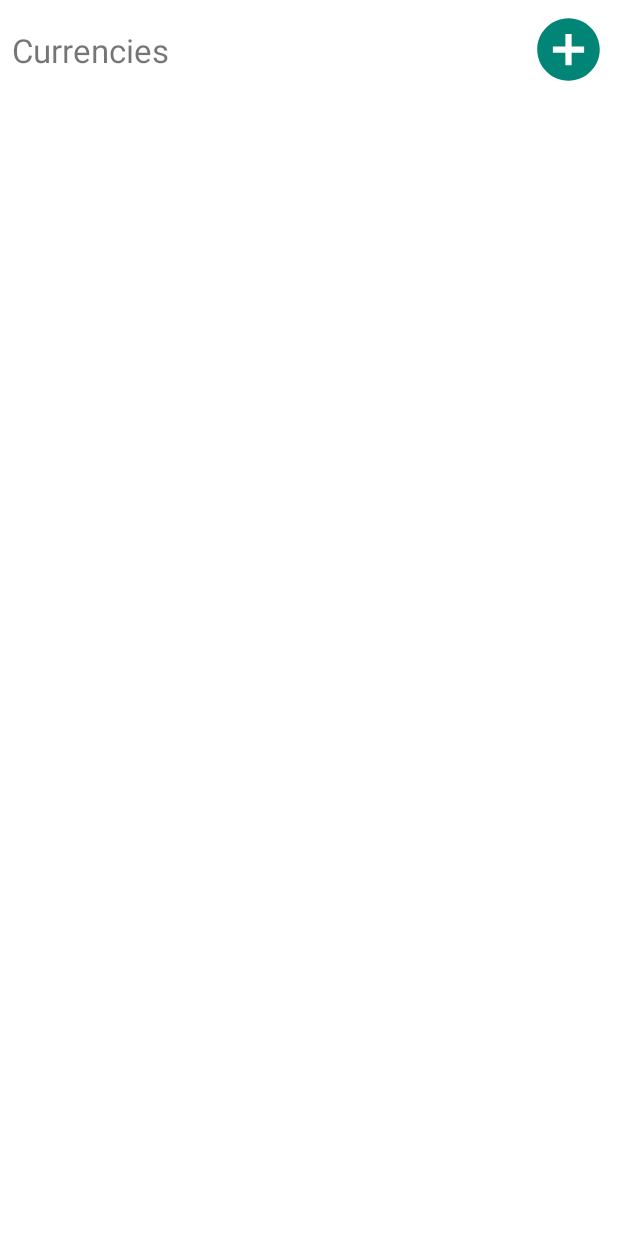
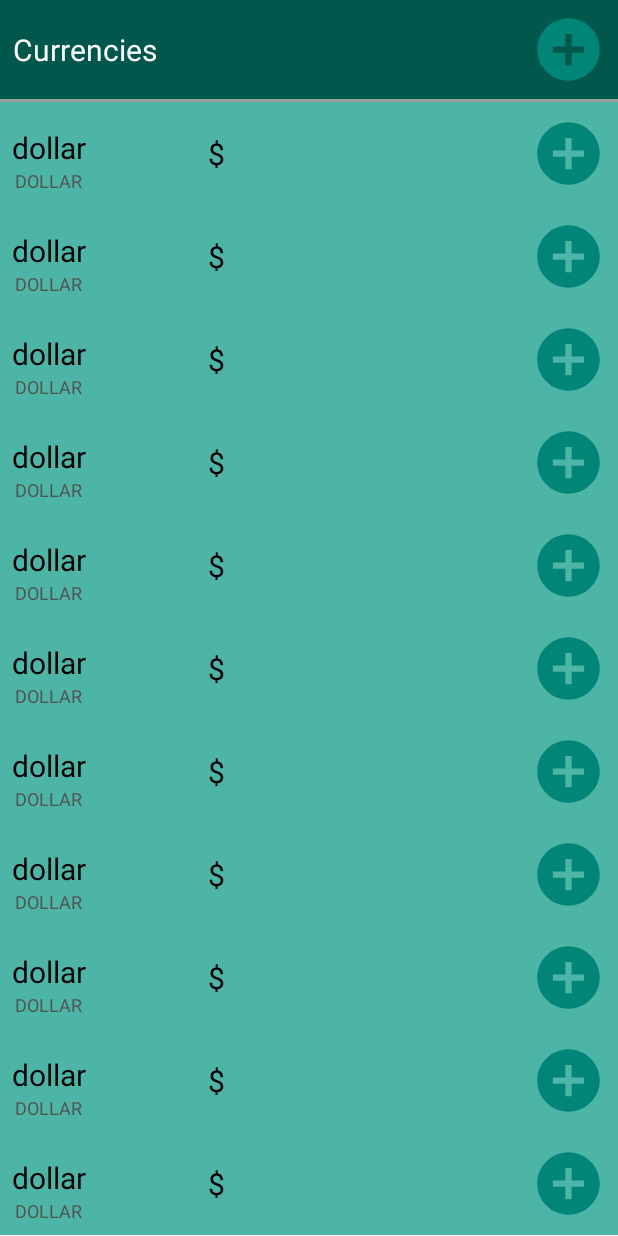
Before and after one commit to T2Aq/Wallet, an Android app: the fragment CurrencyListFragment shown on its own in the app's theme, on a phone screen of 412 x 824 dp. Run offline under Robolectric (Android 15) with nearby library versions, the phone set to English and light mode, and no system bars.

Commit message:
Currency list MVP,closed #13

```diff
--- /dev/null
+++ b/app/src/main/java/com/t2aq/wallet/data/model/CurrencyModel.kt
@@ -0,0 +1,7 @@
+package com.t2aq.wallet.data.model
+
+import com.google.gson.annotations.SerializedName
+
+data class CurrencyModel(@SerializedName("name") val name: String?,
+                         @SerializedName("code") val code: String?,
+                         @SerializedName("symbol") val symbol: String?)
--- a/app/src/main/java/com/t2aq/wallet/ui/currencylist/CurrencyListActivity.kt
+++ b/app/src/main/java/com/t2aq/wallet/ui/currencylist/CurrencyListActivity.kt
@@ -10,6 +10,12 @@ class CurrencyListActivity : AppCompatActivity() {
         super.onCreate(savedInstanceState)
 
         setContentView(R.layout.activity_currencylist)
+
+        firstSetup()
+    }
+
+    private fun firstSetup() {
+        supportFragmentManager.beginTransaction().add(R.id.constraintlayout_currencylist_container, CurrencyListFragment()).commit()
     }
 
 }
--- /dev/null
+++ b/app/src/main/java/com/t2aq/wallet/ui/currencylist/CurrencyListAdapter.kt
@@ -0,0 +1,30 @@
+package com.t2aq.wallet.ui.currencylist
+
+import com.t2aq.wallet.R
+import android.view.LayoutInflater
+import android.view.View
+import android.view.ViewGroup
+import androidx.recyclerview.widget.RecyclerView
+import com.t2aq.wallet.data.model.CurrencyModel
+import kotlinx.android.synthetic.main.item_currencylist.view.*
+
+class CurrencyListAdapter: RecyclerView.Adapter<CurrencyListAdapter.ViewHolder>() {
+    var currencyList = emptyList<CurrencyModel>()
+    override fun onCreateViewHolder(parent: ViewGroup, viewType: Int): ViewHolder
+    = ViewHolder(LayoutInflater.from(parent.context).inflate(R.layout.item_currencylist,parent,false))
+
+    override fun getItemCount(): Int
+     = currencyList.size
+
+    override fun onBindViewHolder(holder: ViewHolder, position: Int) {
+        holder.itemView.textView_currencylist_name.text = currencyList[position].name
+        holder.itemView.textview_currencylist_symbol.text = currencyList[position].symbol
+        holder.itemView.textView_currencylist_code.text = currencyList[position].code
+    }
+
+    fun setData( currencyList:ArrayList<CurrencyModel>){
+        this.currencyList = currencyList
+    }
+
+    class ViewHolder(itemView: View):RecyclerView.ViewHolder(itemView)
+}
--- /dev/null
+++ b/app/src/main/java/com/t2aq/wallet/ui/currencylist/CurrencyListContract.kt
@@ -0,0 +1,15 @@
+package com.t2aq.wallet.ui.currencylist
+
+import com.t2aq.wallet.BasePresenter
+import com.t2aq.wallet.BaseView
+
+interface CurrencyListContract {
+
+    interface View:BaseView<Presenter>{
+
+    }
+
+    interface Presenter:BasePresenter{
+
+    }
+}
--- a/app/src/main/java/com/t2aq/wallet/ui/currencylist/CurrencyListFragment.kt
+++ b/app/src/main/java/com/t2aq/wallet/ui/currencylist/CurrencyListFragment.kt
@@ -5,13 +5,52 @@ import android.os.Bundle
 import android.view.LayoutInflater
 import android.view.View
 import android.view.ViewGroup
+import android.widget.LinearLayout
 import androidx.fragment.app.Fragment
+import androidx.recyclerview.widget.LinearLayoutManager
+import androidx.recyclerview.widget.RecyclerView
+import com.t2aq.wallet.data.model.CurrencyModel
+import kotlinx.android.synthetic.main.fragment_currencylist.*
 
-class CurrencyListFragment : Fragment() {
+class CurrencyListFragment : Fragment(),CurrencyListContract.View {
+    override lateinit var presenter: CurrencyListContract.Presenter
 
     override fun onCreateView(inflater: LayoutInflater,
                               container: ViewGroup?,
                               savedInstanceState: Bundle?): View? {
         return inflater.inflate(R.layout.fragment_currencylist,container,false)
     }
+
+    override fun onViewCreated(view: View, savedInstanceState: Bundle?) {
+        super.onViewCreated(view, savedInstanceState)
+
+        firstSetup()
+    }
+
+    override fun firstSetup() {
+        presenter = CurrencyListPresenter()
+        //adapter
+        recyclerview_currencylist_list.layoutManager = LinearLayoutManager(context, RecyclerView.VERTICAL, false)
+        val currencyListAdapter = CurrencyListAdapter()
+        recyclerview_currencylist_list.adapter = currencyListAdapter
+
+        //test
+        val cList = ArrayList<CurrencyModel>()
+        for (i in 0..10){
+            val c = CurrencyModel("dollar","DOLLAR","$")
+            cList.add(c)
+        }
+        currencyListAdapter.setData(cList)
+        //currencyListAdapter.notifyDataSetChanged()
+
+    }
+
+
+    override fun initUiListeners() {
+        TODO("not implemented") //To change body of created functions use File | Settings | File Templates.
+    }
+
+    override fun showResult(result: String) {
+        TODO("not implemented") //To change body of created functions use File | Settings | File Templates.
+    }
 }
--- /dev/null
+++ b/app/src/main/java/com/t2aq/wallet/ui/currencylist/CurrencyListPresenter.kt
@@ -0,0 +1,5 @@
+package com.t2aq.wallet.ui.currencylist
+
+class CurrencyListPresenter:CurrencyListContract.Presenter {
+
+}
--- a/app/src/main/java/com/t2aq/wallet/ui/mainpage/MainPageActivity.kt
+++ b/app/src/main/java/com/t2aq/wallet/ui/mainpage/MainPageActivity.kt
@@ -1,5 +1,6 @@
 package com.t2aq.wallet.ui.mainpage
 
+import android.content.Intent
 import android.os.Bundle
 import android.view.Menu
 import android.view.MenuItem
@@ -10,6 +11,7 @@ import androidx.core.view.GravityCompat
 import androidx.drawerlayout.widget.DrawerLayout
 import com.google.android.material.navigation.NavigationView
 import com.t2aq.wallet.R
+import com.t2aq.wallet.ui.currencylist.CurrencyListActivity
 
 class MainPageActivity : AppCompatActivity(), NavigationView.OnNavigationItemSelectedListener {
 
@@ -72,7 +74,8 @@ class MainPageActivity : AppCompatActivity(), NavigationView.OnNavigationItemSel
         // Handle navigation view item clicks here.
         when (item.itemId) {
             R.id.item_navigationdrawer_currencylist -> {
-                // Handle the camera action
+                val intent = Intent(this,CurrencyListActivity::class.java)
+                startActivity(intent)
             }
             R.id.item_navigationdrawer_exchange -> {
 
--- a/app/src/main/res/layout/fragment_currencylist.xml
+++ b/app/src/main/res/layout/fragment_currencylist.xml
@@ -1,26 +1,28 @@
 <?xml version="1.0" encoding="utf-8"?>
 <LinearLayout xmlns:android="http://schemas.android.com/apk/res/android"
   xmlns:app="http://schemas.android.com/apk/res-auto"
-  android:orientation="vertical"
   android:layout_width="match_parent"
-  android:layout_height="match_parent">
+  android:layout_height="match_parent"
+  android:orientation="vertical">
 
   <androidx.constraintlayout.widget.ConstraintLayout
     android:layout_width="match_parent"
     android:layout_height="wrap_content"
-    android:orientation="horizontal">
+    android:orientation="horizontal"
+    android:background="@color/colorPrimaryDark">
     <TextView
+      android:id="@+id/textView"
       style="@style/FontHeader"
       android:layout_width="wrap_content"
       android:layout_height="match_parent"
-      android:layout_marginTop="8dp"
       android:layout_marginBottom="8dp"
       android:layout_marginStart="8dp"
       android:gravity="center"
       android:text="@string/currencylist_currencies"
       app:layout_constraintBottom_toBottomOf="parent"
       app:layout_constraintStart_toStartOf="parent"
-      app:layout_constraintTop_toTopOf="parent"/>
+      app:layout_constraintTop_toTopOf="@+id/imageButton"/>
+
 
     <ImageButton
       android:id="@+id/imageButton"
@@ -38,11 +40,16 @@
 
   </androidx.constraintlayout.widget.ConstraintLayout>
 
+  <View
+    android:layout_width="match_parent"
+    android:layout_height="2dp"
+    android:background="@color/lightGray"
+    />
+
   <androidx.recyclerview.widget.RecyclerView
-    android:layout_width="wrap_content"
+    android:id="@+id/recyclerview_currencylist_list"
+    android:layout_width="match_parent"
     android:layout_height="wrap_content"
-    android:id="@+id/recyclerview_currencylist_list"
-    android:layout_gravity="left"
     android:clipToPadding="true"
     />
 
--- a/app/src/main/res/layout/item_currencylist.xml
+++ b/app/src/main/res/layout/item_currencylist.xml
@@ -4,8 +4,8 @@
   xmlns:app="http://schemas.android.com/apk/res-auto"
   xmlns:tools="http://schemas.android.com/tools"
   android:layout_width="match_parent"
-  android:layout_height="match_parent"
-  android:orientation="vertical">
+  android:layout_height="wrap_content"
+  android:background="@color/colorLight">
 
   <TextView
     android:id="@+id/textview_currencylist_symbol"
@@ -23,29 +23,27 @@
     app:layout_constraintTop_toTopOf="parent"
     tools:text="$"/>
   <TextView
-    android:id="@+id/textView_currencylist_currency"
+    android:id="@+id/textView_currencylist_name"
+    style="@style/FontBody"
     android:layout_width="wrap_content"
     android:layout_height="wrap_content"
-    android:layout_marginTop="8dp"
     android:layout_marginBottom="8dp"
     android:layout_marginStart="8dp"
-    tools:text="currency"
-    style="@style/FontBody"
     app:layout_constraintBottom_toBottomOf="parent"
     app:layout_constraintStart_toStartOf="parent"
-    app:layout_constraintTop_toTopOf="parent"/>
+    app:layout_constraintTop_toTopOf="parent"
+    tools:text="currency"/>
   <TextView
     android:id="@+id/textView_currencylist_code"
+    style="@style/FontSmall"
     android:layout_width="wrap_content"
     android:layout_height="wrap_content"
-    android:layout_marginTop="8dp"
     android:layout_marginBottom="8dp"
     android:layout_marginStart="10dp"
-    tools:text="code"
     app:layout_constraintBottom_toBottomOf="parent"
     app:layout_constraintStart_toStartOf="parent"
-    style="@style/FontSmall"
-    app:layout_constraintTop_toBottomOf="@+id/textView_currencylist_currency"/>
+    app:layout_constraintTop_toBottomOf="@+id/textView_currencylist_name"
+    tools:text="code"/>
   <ImageButton
     android:layout_width="wrap_content"
     android:layout_height="wrap_content"
--- a/app/src/main/res/values/colors.xml
+++ b/app/src/main/res/values/colors.xml
@@ -5,5 +5,7 @@
     <color name="colorAccent">#D81B60</color>
     <color name="colorLight">#4cb5a6</color>
     <color name="black">#000000</color>
+    <color name="white">#FFFFFF</color>
     <color name="gray">#525252</color>
+    <color name="lightGray">#9B9B9B</color>
 </resources>
--- a/app/src/main/res/values/styles.xml
+++ b/app/src/main/res/values/styles.xml
@@ -18,19 +18,19 @@
   <style name="AppTheme.PopupOverlay" parent="ThemeOverlay.AppCompat.Light"/>
 
   <style name="FontHeader">
-    <item name="android:textSize">22sp</item>
-    <item name="android:color">@color/colorPrimaryDark</item>
+    <item name="android:textSize">20sp</item>
+    <item name="android:textColor">@color/white</item>
     <item name="android:fontFamily">sans-serif</item>
   </style>
   <style name="FontBody">
-    <item name="android:textSize">18sp</item>
-    <item name="android:color">@color/black</item>
+    <item name="android:textSize">20sp</item>
+    <item name="android:textColor">@color/black</item>
     <item name="android:fontFamily">sans-serif</item>
   </style>
 
   <style name="FontSmall">
-    <item name="android:textSize">14sp</item>
-    <item name="android:color">@color/gray</item>
+    <item name="android:textSize">12sp</item>
+    <item name="android:textColor">@color/gray</item>
     <item name="android:fontFamily">sans-serif</item>
   </style>
 
```
Also changed, not shown: 390 other files.
